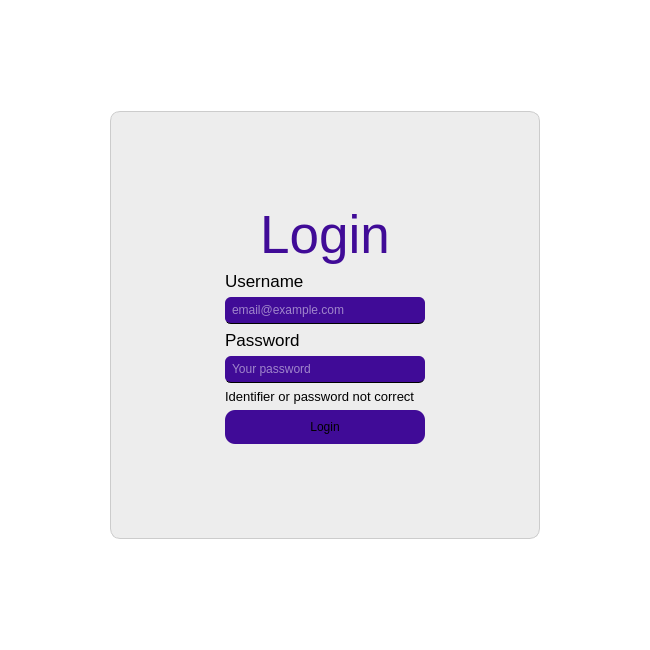
Before: the Qt Designer form frontend/login.ui in BapeCode/GCS_PythonAlgo, drawn with Qt 5.
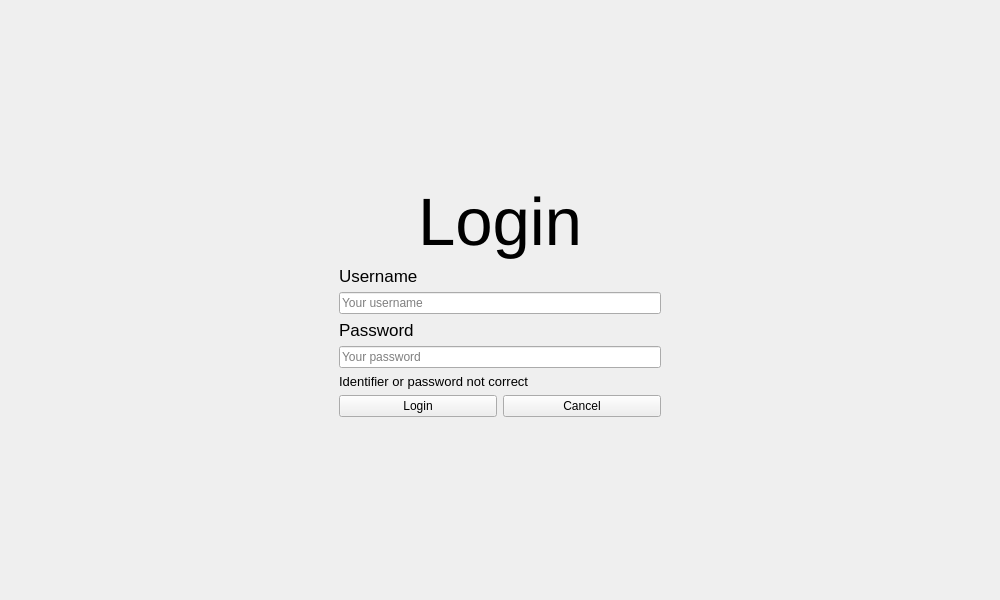
After: the same form once the commit is applied.

Diff of the .ui file:
```diff
--- a/frontend/login.ui
+++ b/frontend/login.ui
@@ -6,109 +6,19 @@
    <rect>
     <x>0</x>
     <y>0</y>
-    <width>650</width>
-    <height>650</height>
+    <width>1000</width>
+    <height>600</height>
    </rect>
   </property>
   <property name="windowTitle">
    <string>Login</string>
   </property>
   <property name="styleSheet">
-   <string notr="true">QMainWindow {
-	background-color: #ffffff
-}
-
-QWidget #widget {
-	border-radius: 10px;
-	border: 1px solid #ccc;
-	background-color: #ededed
-}
-
-QLabel {
-	color: black
-}
-
-#label_4{
-	color: #400b97
-}
-
-QPushButton {
-	padding: 10px;
-	border-radius: 10px;
-	background-color: #400b97
-}
-
-QPushButton:hover,
-QPushButton:clicked {
-	background-color: #400baa
-}
-
-QLineEdit {
-	background-color: #400b97;
-	padding: 5px;
-	border: none;
-	border-bottom: 1px solid black;
-	border-radius: 6px;
-	color: white;
-	font-size: 12px
-}
-</string>
+   <string notr="true"/>
   </property>
   <widget class="QWidget" name="centralwidget">
    <layout class="QGridLayout" name="gridLayout_2">
-    <item row="2" column="1">
-     <spacer name="verticalSpacer_4">
-      <property name="orientation">
-       <enum>Qt::Orientation::Vertical</enum>
-      </property>
-      <property name="sizeHint" stdset="0">
-       <size>
-        <width>20</width>
-        <height>68</height>
-       </size>
-      </property>
-     </spacer>
-    </item>
-    <item row="1" column="0">
-     <spacer name="horizontalSpacer_3">
-      <property name="orientation">
-       <enum>Qt::Orientation::Horizontal</enum>
-      </property>
-      <property name="sizeHint" stdset="0">
-       <size>
-        <width>74</width>
-        <height>20</height>
-       </size>
-      </property>
-     </spacer>
-    </item>
-    <item row="1" column="2">
-     <spacer name="horizontalSpacer_4">
-      <property name="orientation">
-       <enum>Qt::Orientation::Horizontal</enum>
-      </property>
-      <property name="sizeHint" stdset="0">
-       <size>
-        <width>74</width>
-        <height>20</height>
-       </size>
-      </property>
-     </spacer>
-    </item>
-    <item row="0" column="1">
-     <spacer name="verticalSpacer_3">
-      <property name="orientation">
-       <enum>Qt::Orientation::Vertical</enum>
-      </property>
-      <property name="sizeHint" stdset="0">
-       <size>
-        <width>20</width>
-        <height>69</height>
-       </size>
-      </property>
-     </spacer>
-    </item>
-    <item row="1" column="1">
+    <item row="0" column="0">
      <widget class="QWidget" name="widget" native="true">
       <property name="minimumSize">
        <size>
@@ -117,28 +27,37 @@
        </size>
       </property>
       <layout class="QGridLayout" name="gridLayout">
-       <property name="leftMargin">
-        <number>5</number>
-       </property>
-       <property name="topMargin">
-        <number>5</number>
-       </property>
-       <property name="rightMargin">
-        <number>5</number>
-       </property>
-       <property name="bottomMargin">
-        <number>5</number>
-       </property>
-       <property name="horizontalSpacing">
-        <number>6</number>
-       </property>
+       <item row="0" column="1">
+        <spacer name="verticalSpacer_2">
+         <property name="orientation">
+          <enum>Qt::Orientation::Vertical</enum>
+         </property>
+         <property name="sizeHint" stdset="0">
+          <size>
+           <width>20</width>
+           <height>89</height>
+          </size>
+         </property>
+        </spacer>
+       </item>
+       <item row="1" column="0">
+        <spacer name="horizontalSpacer">
+         <property name="orientation">
+          <enum>Qt::Orientation::Horizontal</enum>
+         </property>
+         <property name="sizeHint" stdset="0">
+          <size>
+           <width>110</width>
+           <height>20</height>
+          </size>
+         </property>
+        </spacer>
+       </item>
        <item row="1" column="1">
-        <layout class="QVBoxLayout" name="verticalLayout_4">
-         <item>
           <widget class="QLabel" name="label_4">
            <property name="font">
             <font>
-             <pointsize>40</pointsize>
+           <pointsize>50</pointsize>
             </font>
            </property>
            <property name="text">
@@ -149,7 +68,20 @@
            </property>
           </widget>
          </item>
-         <item>
+       <item row="1" column="2">
+        <spacer name="horizontalSpacer_2">
+         <property name="orientation">
+          <enum>Qt::Orientation::Horizontal</enum>
+         </property>
+         <property name="sizeHint" stdset="0">
+          <size>
+           <width>110</width>
+           <height>20</height>
+          </size>
+         </property>
+        </spacer>
+       </item>
+       <item row="2" column="1">
           <layout class="QVBoxLayout" name="verticalLayout_5">
            <item>
             <widget class="QLabel" name="label_5">
@@ -172,18 +104,19 @@
               </size>
              </property>
              <property name="font">
-              <font>
-               <pointsize>-1</pointsize>
-              </font>
+            <font/>
+           </property>
+           <property name="focusPolicy">
+            <enum>Qt::FocusPolicy::ClickFocus</enum>
              </property>
              <property name="placeholderText">
-              <string>email@example.com</string>
+            <string>Your username</string>
              </property>
             </widget>
            </item>
           </layout>
          </item>
-         <item>
+       <item row="3" column="1">
           <layout class="QVBoxLayout" name="verticalLayout_6">
            <item>
             <widget class="QLabel" name="label_6">
@@ -200,9 +133,10 @@
            <item>
             <widget class="QLineEdit" name="lineEdit_4">
              <property name="font">
-              <font>
-               <pointsize>-1</pointsize>
-              </font>
+            <font/>
+           </property>
+           <property name="focusPolicy">
+            <enum>Qt::FocusPolicy::ClickFocus</enum>
              </property>
              <property name="echoMode">
               <enum>QLineEdit::EchoMode::Password</enum>
@@ -217,7 +151,7 @@
            </item>
           </layout>
          </item>
-         <item>
+       <item row="4" column="1">
           <widget class="QLabel" name="message">
            <property name="font">
             <font>
@@ -229,32 +163,31 @@
            </property>
           </widget>
          </item>
+       <item row="5" column="1">
+        <layout class="QHBoxLayout" name="horizontalLayout">
          <item>
-          <widget class="QPushButton" name="pushButton_2">
-           <property name="cursor">
-            <cursorShape>PointingHandCursor</cursorShape>
+          <widget class="QPushButton" name="loginButton">
+           <property name="focusPolicy">
+            <enum>Qt::FocusPolicy::NoFocus</enum>
            </property>
            <property name="text">
             <string>Login</string>
            </property>
           </widget>
          </item>
+         <item>
+          <widget class="QPushButton" name="cancelButton">
+           <property name="focusPolicy">
+            <enum>Qt::FocusPolicy::NoFocus</enum>
+           </property>
+           <property name="text">
+            <string>Cancel</string>
+           </property>
+          </widget>
+         </item>
         </layout>
        </item>
-       <item row="1" column="2">
-        <spacer name="horizontalSpacer_2">
-         <property name="orientation">
-          <enum>Qt::Orientation::Horizontal</enum>
-         </property>
-         <property name="sizeHint" stdset="0">
-          <size>
-           <width>110</width>
-           <height>20</height>
-          </size>
-         </property>
-        </spacer>
-       </item>
-       <item row="2" column="1">
+       <item row="6" column="1">
         <spacer name="verticalSpacer">
          <property name="orientation">
           <enum>Qt::Orientation::Vertical</enum>
```
Left out of the diff: 36 changed lines with no effect on the pictures. Lines whose indentation alone changed are shown as unchanged.
